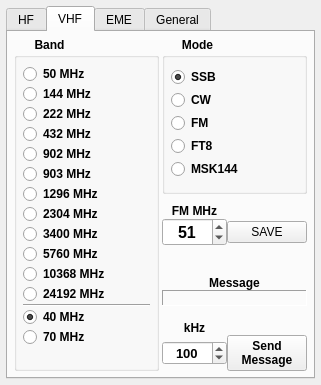
Old version of the form widgets/QSYMessageCreator.ui in the repository shankerwangmiao/wsjtx.
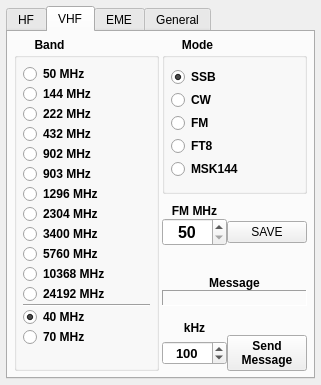
New version of the form. The open tabs and pages were chosen to show the change.

Patch:
```diff
--- a/widgets/QSYMessageCreator.ui
+++ b/widgets/QSYMessageCreator.ui
@@ -1244,7 +1244,7 @@
             <number>449</number>
            </property>
            <property name="value">
-            <number>51</number>
+            <number>50</number>
            </property>
           </widget>
          </item>
```
